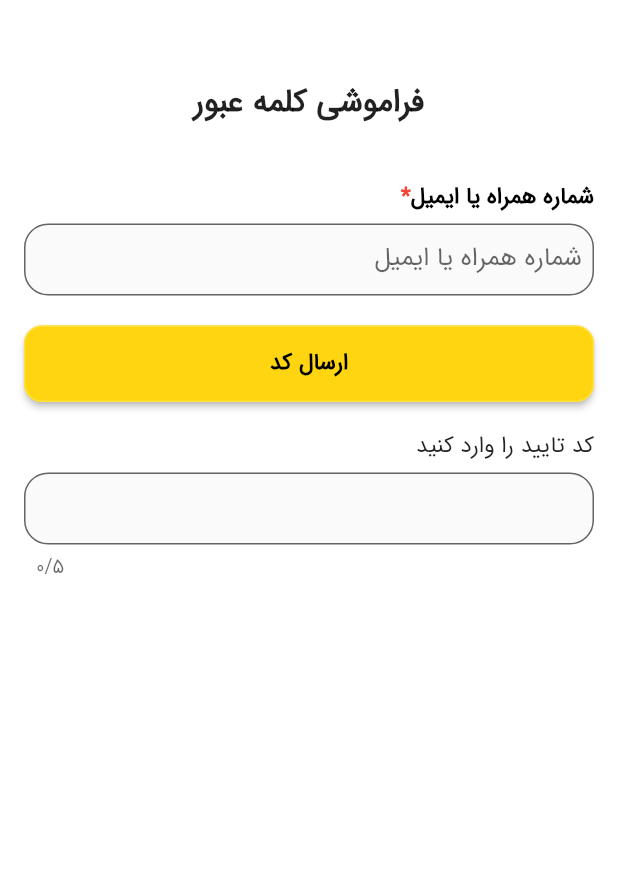
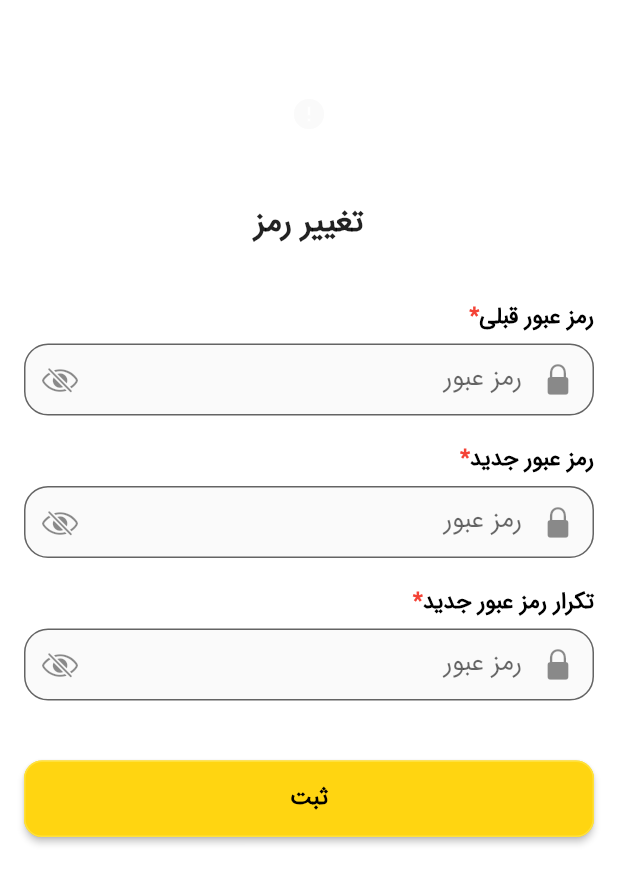
Before and after one commit to mohamadahmadisadr/mamak, a Flutter app: the screen it shows after launch, on a phone screen of 412 x 824 dp. Shown: the top 884 px of the screen. Run offline on Flutter 3.47's test engine with Material 2 defaults, Android fonts, the phone set to English and light mode, and no system bars; drawn by our look-alikes of cached_network_image; our stand-ins replace badges, flutter_bloc, get, get_it, lottie, rxdart and 3 more; network calls fail.

Commit message:
add changePasswordUi

```diff
--- a/lib/config/appData/route/AppRoute.dart
+++ b/lib/config/appData/route/AppRoute.dart
@@ -1,4 +1,4 @@
-class AppRoute{
+class AppRoute {
   static const root = '/';
   static const home = '/home';
   static const splash = '/splash';
@@ -6,5 +6,6 @@ class AppRoute{
   static const register = '/register';
   static const verification = '/verification';
   static const forgetPassword = '/forgetPassword';
+  static const changePassword = '/changePassword';
   static const packageDetail = '/packageDetail';
 }
--- a/lib/config/appData/route/AppRouteHelper.dart
+++ b/lib/config/appData/route/AppRouteHelper.dart
@@ -4,18 +4,21 @@ import 'package:mamak/presentation/ui/login/LoginUi.dart';
 import 'package:mamak/presentation/ui/package/PackageDetailUI.dart';
 import 'package:mamak/presentation/ui/register/RegisterUi.dart';
 import 'package:mamak/presentation/ui/root/MainPageUI.dart';
+import 'package:mamak/presentation/ui/user/ChangePasswordUi.dart';
 import 'package:mamak/presentation/ui/user/ForgetPasswordUi.dart';
 
 import 'AppRoute.dart';
 
 class AppRouteHelper {
-
   static List<GetPage> router = [
     GetPage(name: AppRoute.login, page: () => const LoginUi()),
     GetPage(name: AppRoute.register, page: () => const RegisterUi()),
     GetPage(name: AppRoute.home, page: () => const MainPageUI()),
     GetPage(name: AppRoute.root, page: () => const MainPageUI()),
     GetPage(name: AppRoute.packageDetail, page: () => const PackageDetailUI()),
-    GetPage(name: AppRoute.forgetPassword, page: () => const ForgetPasswordUi()),
+    GetPage(
+        name: AppRoute.forgetPassword, page: () => const ForgetPasswordUi()),
+    GetPage(
+        name: AppRoute.changePassword, page: () => const ChangePasswordUi()),
   ];
 }
--- a/lib/main.dart
+++ b/lib/main.dart
@@ -38,7 +38,7 @@ class MyApp extends StatelessWidget {
   @override
   Widget build(BuildContext context) {
     return GetMaterialApp(
-      initialRoute: AppRoute.forgetPassword,
+      initialRoute: AppRoute.changePassword,
       darkTheme: AppTheme.myTheme(),
       getPages: AppRouteHelper.router,
       title: 'Mamak',
--- /dev/null
+++ b/lib/presentation/state/formState/user/change_password_form_state.dart
@@ -0,0 +1,10 @@
+class ChangePasswordFormState {
+  String? mobile, verifyCode, password, confirmPassword;
+
+  ChangePasswordFormState({
+    this.mobile = '',
+    this.verifyCode = '',
+    this.password = '',
+    this.confirmPassword = '',
+  });
+}
--- /dev/null
+++ b/lib/presentation/ui/user/ChangePasswordUi.dart
@@ -0,0 +1,72 @@
+import 'package:feature/form/validator/login/MobileValidator.dart';
+import 'package:flutter/material.dart';
+import 'package:get/get.dart';
+import 'package:mamak/config/uiCommon/WidgetSize.dart';
+import 'package:mamak/presentation/state/NetworkExtensions.dart';
+import 'package:mamak/presentation/state/app_state.dart';
+import 'package:mamak/presentation/ui/main/CubitProvider.dart';
+import 'package:mamak/presentation/ui/main/MamakLogo.dart';
+import 'package:mamak/presentation/ui/main/MyLoader.dart';
+import 'package:mamak/presentation/ui/main/PasswordFieldHelper.dart';
+import 'package:mamak/presentation/ui/main/TextFormFieldHelper.dart';
+import 'package:mamak/presentation/ui/main/UiExtension.dart';
+import 'package:mamak/presentation/ui/register/RegisterUi.dart';
+import 'package:mamak/presentation/viewModel/user/ChangePasswordViewModel.dart';
+import 'package:mamak/presentation/viewModel/user/LoginViewModel.dart';
+
+class ChangePasswordUi extends StatelessWidget {
+  const ChangePasswordUi({Key? key}) : super(key: key);
+
+  @override
+  Widget build(BuildContext context) {
+    return CubitProvider(
+      create: (context) => ChangePasswordViewModel(AppState.idle),
+      builder: (bloc, state) {
+        return Padding(
+          padding: const EdgeInsets.all(WidgetSize.pagePaddingSize),
+          child: Form(
+            key: bloc.formKey,
+            child: Column(
+              crossAxisAlignment: CrossAxisAlignment.stretch,
+              children: [
+                20.dpv,
+                const MamakLogo(),
+                20.dpv,
+                Text(
+                  'تغییر رمز',
+                  style: context.textTheme.titleLarge
+                      ?.copyWith(fontWeight: FontWeight.bold),
+                  textAlign: TextAlign.center,
+                ),
+                20.dpv,
+                const FormTitleWithStar(
+                  title: "رمز عبور قبلی",
+                ),
+                4.dpv,
+                PasswordFieldHelper(onChangeValue: (value) {}),
+                10.dpv,
+                const FormTitleWithStar(
+                  title: "رمز عبور جدید",
+                ),
+                4.dpv,
+                PasswordFieldHelper(onChangeValue: (value) {}),
+                10.dpv,
+                const FormTitleWithStar(
+                  title: "تکرار رمز عبور جدید",
+                ),
+                4.dpv,
+                PasswordFieldHelper(onChangeValue: (value) {}),
+                20.dpv,
+                ElevatedButton(
+                    onPressed: () {},
+                    child: bloc.state.isLoading
+                        ? const MyLoader(color: Colors.black)
+                        : const Text('ثبت'))
+              ],
+            ),
+          ),
+        );
+      },
+    );
+  }
+}
--- a/lib/presentation/ui/user/ForgetPasswordUi.dart
+++ b/lib/presentation/ui/user/ForgetPasswordUi.dart
@@ -21,6 +21,8 @@ class ForgetPasswordUi extends StatelessWidget {
         return SingleChildScrollView(
           child: Padding(
             padding: const EdgeInsets.all(WidgetSize.pagePaddingSize),
+            child: Form(
+              key: bloc.formState,
               child: Column(
                 crossAxisAlignment: CrossAxisAlignment.stretch,
                 children: [
@@ -69,7 +71,8 @@ class ForgetPasswordUi extends StatelessWidget {
                     hint: "",
                     keyboardType: TextInputType.number,
                     onChangeValue: bloc.onCodeChange,
-                  labelStyle: const TextStyle(letterSpacing: 30, fontSize: 25),
+                    labelStyle:
+                        const TextStyle(letterSpacing: 30, fontSize: 25),
                     textAlign: TextAlign.center,
                     maxLength: 5,
                     onCompleted: bloc.confirmCode.call(),
@@ -78,6 +81,7 @@ class ForgetPasswordUi extends StatelessWidget {
                 ],
               ),
             ),
+          ),
         );
       },
     );
--- /dev/null
+++ b/lib/presentation/viewModel/user/ChangePasswordViewModel.dart
@@ -0,0 +1,9 @@
+import 'package:flutter/material.dart';
+import 'package:mamak/presentation/viewModel/baseViewModel.dart';
+
+class ChangePasswordViewModel extends BaseViewModel{
+  ChangePasswordViewModel(super.initialState);
+
+  final formKey = GlobalKey<FormState>();
+
+}
--- a/lib/presentation/viewModel/user/ForgetPasswordViewModel.dart
+++ b/lib/presentation/viewModel/user/ForgetPasswordViewModel.dart
@@ -15,6 +15,7 @@ class ForgetPasswordViewModel extends BaseViewModel implements OnTimerChange {
   final int _start = 120;
   late var myTimer = MyTimer(start: _start);
   final StreamController<int> _controller = StreamController();
+  final formState = GlobalKey<FormState>();
 
   Stream<int> get timerStream => _controller.stream;
 
@@ -37,32 +38,33 @@ class ForgetPasswordViewModel extends BaseViewModel implements OnTimerChange {
           messageService.showSnackBar('شماره موبایل را وارد کنید');
           return;
         }
-        SendCodeUseCase().invoke(MyFlow(flow: (appState) {
+        SendCodeUseCase().invoke(
+          MyFlow(flow: (appState) {
             postResult(appState);
             if (appState.isSuccess) {
               myTimer.startTimer();
             }
             if (appState.isFailed) {
-            messageService.showSnackBar(appState.getErrorModel?.message ?? '');
+              messageService
+                  .showSnackBar(appState.getErrorModel?.message ?? '');
             }
-        }), data: mobileController.text);
+          }),
+          data: mobileController.text,
+        );
       };
 
   Function() confirmCode() => () {
         if (state.isLoading) {
           return;
         }
-        if (mobileController.text.isEmpty) {
-          messageService.showSnackBar('شماره موبایل را وارد کنید');
-          return;
-        }
-
+        if (formState.currentState?.validate() == true) {
           if (confirmCodeController.text.isEmpty) {
             messageService.showSnackBar(' کد تایید را وارد کنید');
             return;
           }
 
           confirmCodeUseCaseCaller();
+        }
       };
 
   void confirmCodeUseCaseCaller() {
```
Lines whose indentation alone changed are shown as unchanged.
